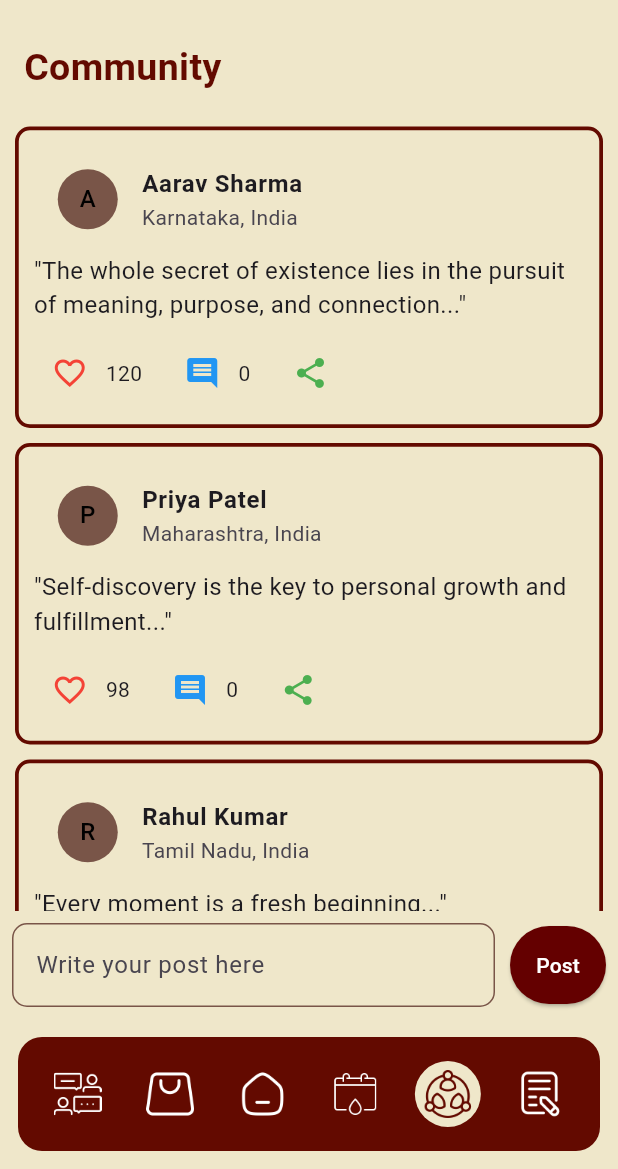
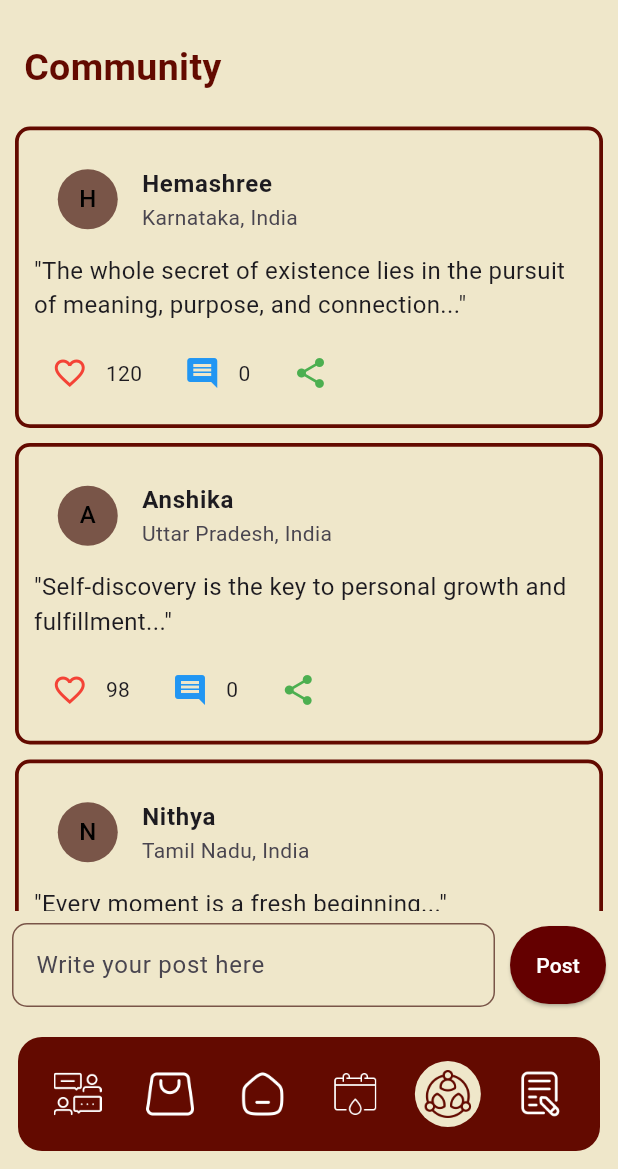
Before and after one commit to Hemashree21/Ahana, a Flutter app: the screen it shows after launch, item 5 of the bottom bar chosen, on a phone screen of 412 x 824 dp, the part 67-1236 px from its top. Run offline on Flutter 3.47's test engine with Material 3 defaults, Android fonts, the phone set to English and light mode, and no system bars; our stand-ins replace dio, firebase_auth, firebase_core, flutter_dotenv, google_fonts, google_sign_in and 3 more; missing offline and left inert: flutter_stripe; accounts and stored records are empty.

Commit message:
Small changes

```diff
--- a/lib/main.dart
+++ b/lib/main.dart
@@ -47,7 +47,6 @@ void main() async {
 
 class MyApp extends StatelessWidget {
   const MyApp({super.key});
-  // This widget is the root of your application.
   @override
   Widget build(BuildContext context) {
     return MaterialApp(
--- a/lib/pages/community.dart
+++ b/lib/pages/community.dart
@@ -11,7 +11,7 @@ class _CommunityPageState extends State<CommunityPage> {
   final TextEditingController _postController = TextEditingController();
   final List<Map<String, dynamic>> posts = [
     {
-      'username': 'Aarav Sharma',
+      'username': 'Hemashree',
       'location': 'Karnataka, India',
       'content': '"The whole secret of existence lies in the pursuit of meaning, purpose, and connection..."',
       'likes': 120,
@@ -21,8 +21,8 @@ class _CommunityPageState extends State<CommunityPage> {
       'shared': false,
     },
     {
-      'username': 'Priya Patel',
-      'location': 'Maharashtra, India',
+      'username': 'Anshika',
+      'location': 'Uttar Pradesh, India',
       'content': '"Self-discovery is the key to personal growth and fulfillment..."',
       'likes': 98,
       'comments': [],
@@ -31,7 +31,7 @@ class _CommunityPageState extends State<CommunityPage> {
       'shared': false,
     },
     {
-      'username': 'Rahul Kumar',
+      'username': 'Nithya',
       'location': 'Tamil Nadu, India',
       'content': '"Every moment is a fresh beginning..."',
       'likes': 76,
--- a/lib/pages/home.dart
+++ b/lib/pages/home.dart
@@ -47,7 +47,7 @@ class _HomePageState extends State<HomePage> {
                 ),
                 SizedBox(height: 8),
                 Text(
-                  'January, 2025',
+                  'February, 2025',
                   style: TextStyle(
                     fontSize: 16,
                     color: Colors.black,
--- a/lib/pages/productDetails.dart
+++ b/lib/pages/productDetails.dart
@@ -108,7 +108,9 @@ class _ProductPageState extends State<ProductPage> {
         "Weight Management",
         "Bone Health",
         "Blood Sugar Regulation",
-        "Cognitive Enhancement"
+        "Cognitive Enhancement",
+        "Immunity Booster",
+        "Excellent Source of Calcium and Iron"
       ],
       'Garlic Pickle': [
         "Boosts Immunity",
--- a/pubspec.yaml
+++ b/pubspec.yaml
@@ -45,6 +45,8 @@ dependencies:
   flutter_stripe:
   dio: ^5.8.0+1
   webview_flutter: ^4.5.0
+  web_socket_channel: ^2.4.0
+  http: ^1.1.0
 
 dev_dependencies:
   flutter_test:
```
Also changed, not shown: lib/pages/consultDoctor.dart (+8 -8 lines), pubspec.lock.
